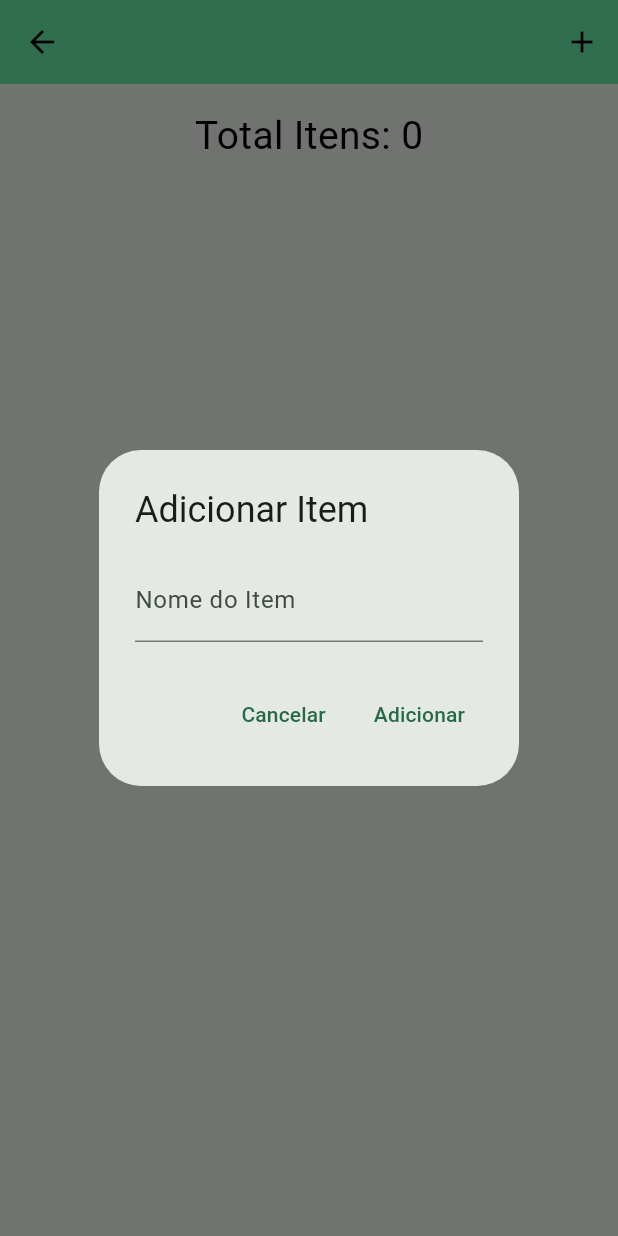
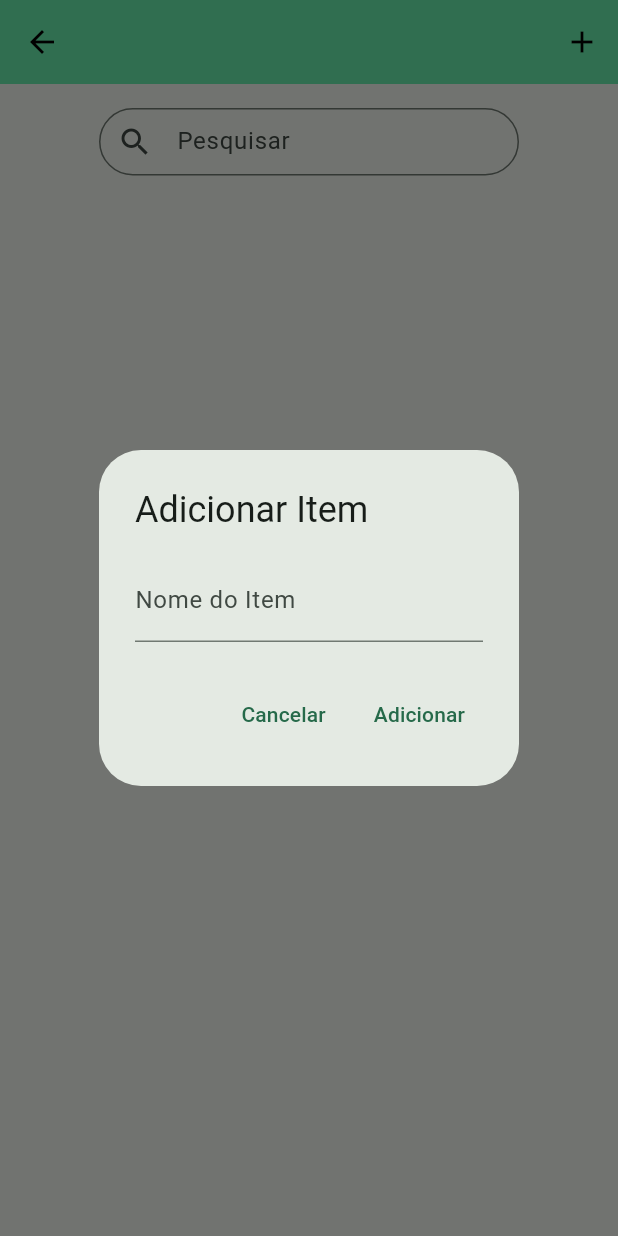
Before and after one commit to marceloboas10/lista_compra_fatec, a Flutter app: the ItensListaPage screen opened directly with empty values, after a tap on the "add" icon, on a phone screen of 412 x 824 dp. Run offline on Flutter 3.47's test engine with Material 3 defaults, Android fonts, the phone set to English and light mode, and no system bars; our stand-ins replace email_validator, google_fonts, shared_preferences; accounts and stored records are empty; Roboto replaces fonts that are missing (Abel).

Commit message:
finalizado

```diff
--- a/lib/main.dart
+++ b/lib/main.dart
@@ -1,7 +1,6 @@
 import 'package:flutter/material.dart';
 import 'package:google_fonts/google_fonts.dart';
 import 'package:lista_compra/provider/lista_provider.dart';
-import 'package:lista_compra/screen/home_page.dart';
 import 'package:lista_compra/screen/login_page.dart';
 import 'package:provider/provider.dart';
 
@@ -29,7 +28,7 @@ class MyApp extends StatelessWidget {
         colorScheme: ColorScheme.fromSeed(seedColor: Colors.greenAccent),
         useMaterial3: true,
       ),
-      home: const HomePage(),
+      home: const LoginPage(),
     );
   }
 }
--- a/lib/screen/home_page.dart
+++ b/lib/screen/home_page.dart
@@ -36,7 +36,7 @@ class HomePage extends StatelessWidget {
           );
         },
       ),
-      floatingActionButton: FloatingActionButton(
+      floatingActionButton: FloatingActionButton(backgroundColor: Colors.yellow,
         onPressed: () {
           listaProvider.addListaPage(context, listaProvider);
         },
--- a/lib/screen/itens_lista_page.dart
+++ b/lib/screen/itens_lista_page.dart
@@ -1,20 +1,27 @@
 import 'package:flutter/material.dart';
-import 'package:google_fonts/google_fonts.dart';
 import 'package:lista_compra/model/lista.dart';
 import 'package:lista_compra/provider/lista_provider.dart';
+import 'package:lista_compra/widgets/barra_pesquisa.dart';
 import 'package:lista_compra/widgets/itens_lista.dart';
 import 'package:provider/provider.dart';
 
 class ItensListaPage extends StatelessWidget {
-  const ItensListaPage(
+  ItensListaPage(
       {super.key, this.nome, required this.itens, required this.idItem});
+
   final String? nome;
   final String idItem;
   final List<ItemsLista> itens;
+  final TextEditingController nomeItem = TextEditingController();
 
   @override
   Widget build(BuildContext context) {
     final ListaProvider itensListaProvider = context.watch<ListaProvider>();
+
+    List<ItemsLista> itensFiltrados = itens
+        .where((item) =>
+            item.nome.toLowerCase().startsWith(nomeItem.text.toLowerCase()))
+        .toList();
 
     return Scaffold(
         appBar: AppBar(
@@ -29,25 +36,27 @@ class ItensListaPage extends StatelessWidget {
         ),
         body: Column(
           children: [
-            Padding(
-              padding: const EdgeInsets.all(16),
-              child: Text(
-                'Total Itens: ${itens.length}',
-                style: GoogleFonts.abel(fontSize: 26, color: Colors.black),
-              ),
+            BarraPesquisa(
+              buscaItem: nomeItem,
             ),
             Expanded(
               child: ListView.builder(
-                itemCount: itens.length,
+                itemCount: itensFiltrados.length,
                 itemBuilder: (context, index) {
-                  final item = itens[index];
+                  final item = itensFiltrados[index];
                   return ItensLista(
                     nome: item.nome,
+                    concluido: item.estaFeito,
+                    onChanged: (value) {
+                      itensListaProvider.marcarItemConcluido(
+                          index, idItem, value!);
+                    },
                     deletar: () {
-                      //  itensListaProvider.removerItem(index);
+                      itensListaProvider.removeItem(index, idItem);
                     },
                     editar: () {
-                      itensListaProvider.editarItemLista(context, item, index);
+                      itensListaProvider.editarItemLista(
+                          context, item, index, idItem);
                     },
                   );
                 },
--- /dev/null
+++ b/lib/widgets/barra_pesquisa.dart
@@ -0,0 +1,30 @@
+import 'package:flutter/material.dart';
+import 'package:lista_compra/provider/lista_provider.dart';
+import 'package:provider/provider.dart';
+
+class BarraPesquisa extends StatelessWidget {
+  const BarraPesquisa({super.key, required this.buscaItem});
+
+  final TextEditingController buscaItem;
+
+  @override
+  Widget build(BuildContext context) {
+    return Padding(
+      padding: const EdgeInsets.all(16),
+      child: TextField(
+        onChanged: (value) {
+          Provider.of<ListaProvider>(context, listen: false)
+              .filtrarItens(value);
+        },
+        controller: buscaItem,
+        decoration: InputDecoration(
+          contentPadding: const EdgeInsets.all(8),
+          constraints: const BoxConstraints(maxHeight: 45, maxWidth: 280),
+          border: OutlineInputBorder(borderRadius: BorderRadius.circular(50)),
+          hintText: 'Pesquisar',
+          prefixIcon: const Icon(Icons.search),
+        ),
+      ),
+    );
+  }
+}
--- a/pubspec.yaml
+++ b/pubspec.yaml
@@ -34,6 +34,7 @@ dependencies:
   cupertino_icons: ^1.0.6
   email_validator: ^2.0.1
   provider: ^5.0.0
+  shared_preferences: ^2.2.3
 
 
   # The following adds the Cupertino Icons font to your application.
```
Also changed, not shown: lib/model/lista.dart (+31 -2 lines), lib/provider/lista_provider.dart (+55 -10 lines), lib/screen/login_page.dart (+8 -0 lines), lib/widgets/itens_lista.dart (+38 -11 lines), lib/widgets/lista_home.dart (+9 -18 lines), lib/widgets/meu_drawer.dart (+10 -3 lines), pubspec.lock, 1 other file.
